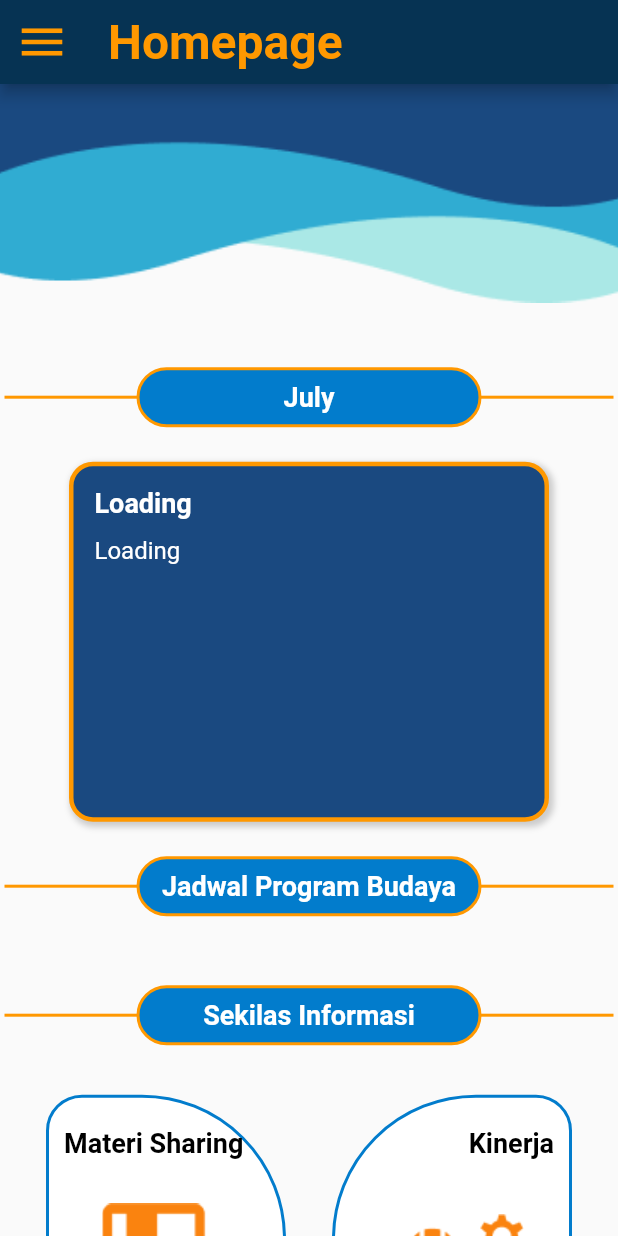
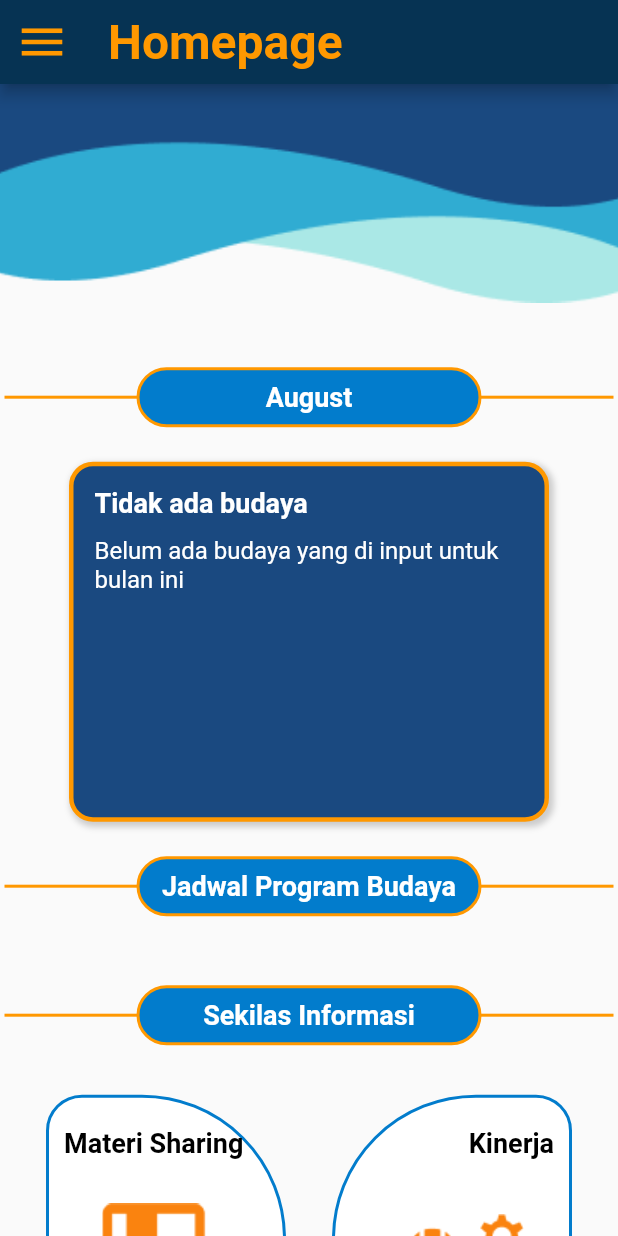
Before and after one commit to Soviena/inovasi-budaya-flutter, a Flutter app: the HomePage screen opened by its route, scrolled down 1728 dp, on a phone screen of 412 x 824 dp. Run offline on Flutter 3.47's test engine with Material 2 defaults, Android fonts, the phone set to English and light mode, and no system bars; our stand-ins replace accordion, firebase_core, firebase_messaging, flutter_local_notifications, image_cropper, image_picker and 2 more; missing offline and left inert: workmanager; accounts and stored records are empty; network calls fail.

Commit message:
fix penanggalan kosong

```diff
--- a/lib/view/homePage.dart
+++ b/lib/view/homePage.dart
@@ -19,7 +19,7 @@ class HomePage extends StatefulWidget {
 }
 
 class _HomePageState extends State<HomePage> {
-  String url = "http://192.168.1.124:8000/";
+  String url = "http://192.168.1.128:8000/";
 
   var arr = [
     'assets/image/Siapkeakhlak.jpg',
@@ -32,9 +32,10 @@ class _HomePageState extends State<HomePage> {
   dynamic budaya = [];
   dynamic budayaNow = {
     "id": 0,
-    "judul": "Loading",
-    "deskripsi": "Loading",
-    "tanggal": "2023-07",
+    "judul": "Tidak ada budaya",
+    "deskripsi": "Belum ada budaya yang di input untuk bulan ini",
+    "tanggal":
+        "${DateTime.now().year}-${DateTime.now().month.toString().padLeft(2, "0")}",
     "created_at": "2023-07-18 01:07:41",
     "updated_at": "2023-07-18 01:07:41"
   };
@@ -44,10 +45,10 @@ class _HomePageState extends State<HomePage> {
       (response) {
         if (response.statusCode == 200) {
           budaya = jsonDecode(response.body);
+          setState(() {
+            budaya;
+          });
         }
-        setState(() {
-          budaya;
-        });
       },
     );
   }
@@ -57,10 +58,10 @@ class _HomePageState extends State<HomePage> {
       (response) {
         if (response.statusCode == 200) {
           budayaNow = jsonDecode(response.body);
+          setState(() {
+            budayaNow;
+          });
         }
-        setState(() {
-          budayaNow;
-        });
       },
     );
   }
```
